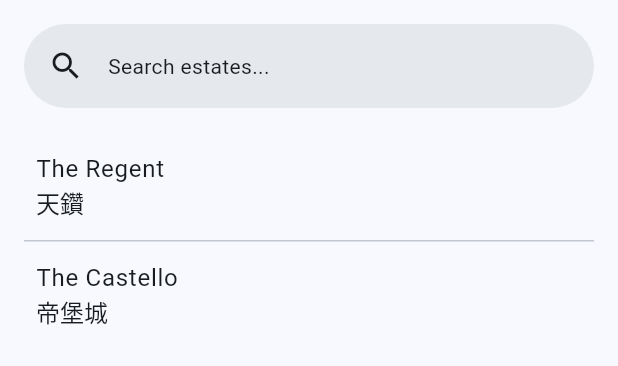
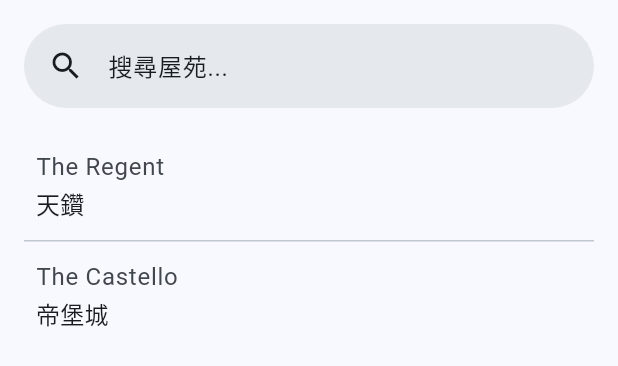
Before and after one commit to willixmch/shuttle, a Flutter app: the EstateFilterSheet widget shown alone on an empty page, opened directly with empty values, on a phone screen of 412 x 824 dp. Shown: the top 366 px of the screen. Run offline on Flutter 3.47's test engine with Material 3 defaults, Android fonts, the light colour scheme and no system bars; our stand-ins replace shared_preferences, sqflite; accounts and stored records are empty.

Commit message:
Filter 1.0 Finalized

```diff
--- a/lib/components/estate_filter_sheet.dart
+++ b/lib/components/estate_filter_sheet.dart
@@ -60,7 +60,10 @@ class _EstateFilterSheetState extends State<EstateFilterSheet> {
 
   @override
   Widget build(BuildContext context) {
-    final theme = Theme.of(context);
+
+    final color = Theme.of(context).colorScheme;
+    final typescale = Theme.of(context).textTheme;
+
     return Container(
       padding: const EdgeInsets.all(16.0),
       height: MediaQuery.of(context).size.height * 0.8, // 80% of screen height
@@ -69,9 +72,9 @@ class _EstateFilterSheetState extends State<EstateFilterSheet> {
           // Material 3 SearchBar without shadow
           SearchBar(
             controller: _searchController,
-            hintText: 'Search estates...',
+            hintText: '搜尋屋苑...',
             leading: const Icon(Icons.search),
-            textStyle: WidgetStatePropertyAll(theme.textTheme.bodyMedium),
+            textStyle: WidgetStatePropertyAll(typescale.bodyLarge),
             padding: const WidgetStatePropertyAll(EdgeInsets.symmetric(horizontal: 16.0)),
             elevation: const WidgetStatePropertyAll(0.0), // No shadow
           ),
@@ -81,21 +84,23 @@ class _EstateFilterSheetState extends State<EstateFilterSheet> {
             child: _isLoading
                 ? const Center(child: CircularProgressIndicator())
                 : _filteredEstates.isEmpty
-                    ? const Center(child: Text('No estates found'))
+                    ? const Center(child: Text('沒有結果'))
                     : ListView.separated(
                         itemCount: _filteredEstates.length,
                         itemBuilder: (context, index) {
                           final estate = _filteredEstates[index];
                           return ListTile(
-                            contentPadding: const EdgeInsets.symmetric(horizontal: 8.0), // Even narrower
+                            contentPadding: const EdgeInsets.symmetric(horizontal: 8.0),
                             title: Text(
                               estate.estateTitleEn,
-                              style: theme.textTheme.bodyLarge, // Smaller font
+                              style: typescale.bodyLarge?.copyWith(
+                                color: color.onSurfaceVariant,
+                              ),
                             ),
                             subtitle: Text(
                               estate.estateTitleZh,
-                              style: theme.textTheme.titleLarge?.copyWith(
-                                fontSize: 16.0, // Smaller for compactness
+                              style: typescale.titleMedium?.copyWith(
+                                color: color.onSurface,
                               ),
                             ),
                             onTap: () {
--- a/lib/components/home_bar.dart
+++ b/lib/components/home_bar.dart
@@ -3,11 +3,13 @@ import 'package:flutter/material.dart';
 class HomeBar extends StatelessWidget implements PreferredSizeWidget {
   final double toolbarHeight;
   final VoidCallback? onTap;
+  final String estateTitle;
 
   const HomeBar({
     super.key,
     this.toolbarHeight = kToolbarHeight,
     this.onTap,
+    required this.estateTitle,
   });
 
   @override
@@ -31,7 +33,7 @@ class HomeBar extends StatelessWidget implements PreferredSizeWidget {
                 spacing: 8,
                 children: [
                   Text(
-                    'The Regent',
+                    estateTitle,
                     style: typescale.headlineSmall!.copyWith(
                       color: color.onSurfaceVariant,
                     ),
```
Also changed, not shown: lib/pages/home.dart (+8 -6 lines).
